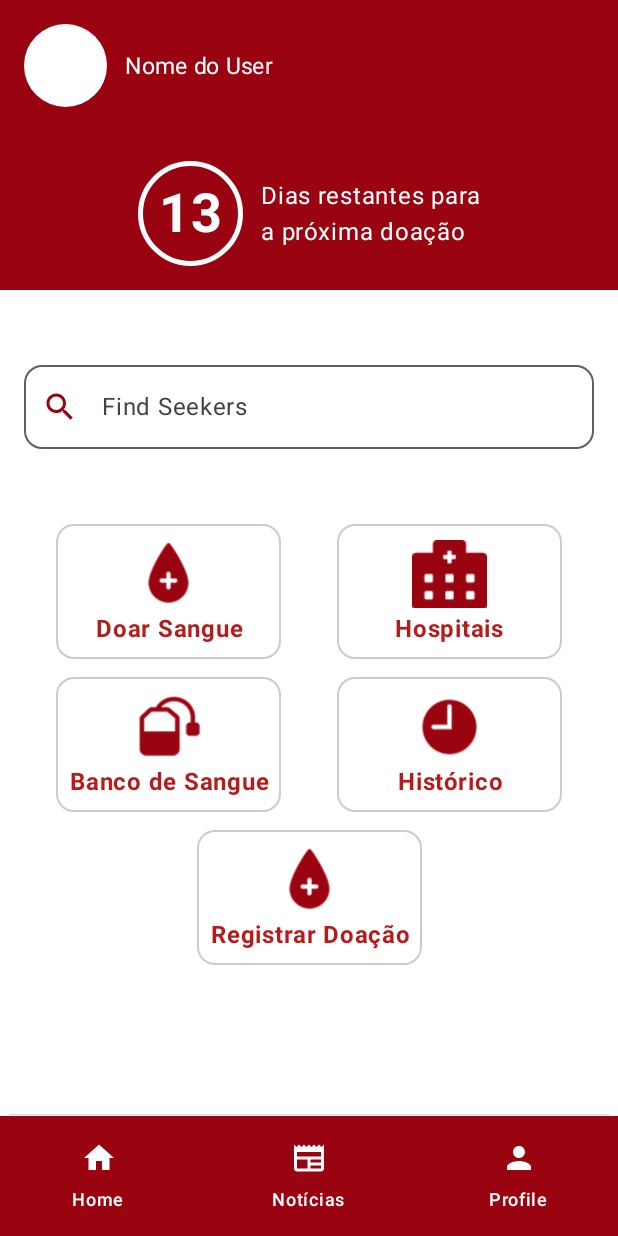
After one commit to D4NIELT0RRES/mobile_DOEVIDA, an Android app built with Jetpack Compose: the TelaHome screen opened through its navigation route, on a phone screen of 412 x 824 dp. The commit adds this screen. Run offline under Robolectric (Android 15) with nearby library versions, the phone set to English and light mode, and no system bars.

```diff
--- a/app/src/main/java/com/example/doevida/MainActivity.kt
+++ b/app/src/main/java/com/example/doevida/MainActivity.kt
@@ -8,6 +8,8 @@
  import androidx.navigation.compose.NavHost
  import androidx.navigation.compose.composable
  import androidx.navigation.compose.rememberNavController
+ import com.example.doevida.screen.TelaCadastro
+ import com.example.doevida.screen.TelaHome
  import com.example.doevida.screen.TelaInicial
  import com.example.doevida.screen.TelaLogin
  import com.example.doevida.ui.theme.DoevidaTheme
@@ -39,5 +41,11 @@ class MainActivity : ComponentActivity() {
          composable("tela_login") {
              TelaLogin(navController)
          }
+         composable("tela_cadastro") {
+             TelaCadastro(navController)
+         }
+         composable("tela_home") {
+             TelaHome(navController)
+         }
      }
  }
--- /dev/null
+++ b/app/src/main/java/com/example/doevida/model/Login.kt
@@ -0,0 +1,5 @@
+package com.example.doevida.model
+
+//data class Login(
+//
+//)
--- a/app/src/main/java/com/example/doevida/screen/TelaCadastro.kt
+++ b/app/src/main/java/com/example/doevida/screen/TelaCadastro.kt
@@ -22,6 +22,7 @@ import androidx.compose.ui.graphics.Color
 import androidx.compose.ui.platform.LocalContext
 import androidx.compose.ui.res.painterResource
 import androidx.compose.ui.text.font.FontWeight
+import androidx.compose.ui.text.input.PasswordVisualTransformation
 import androidx.compose.ui.text.style.TextAlign
 import androidx.compose.ui.tooling.preview.Preview
 import androidx.compose.ui.unit.dp
@@ -59,7 +60,7 @@ fun TelaCadastro(navController: NavController) {
     fun validarCadastro(): Boolean {
         isNomeError = when {
             nomeCompleto.value.isBlank() -> "Campo obrigatório"
-            nomeCompleto.value.length < 2 -> "Nome deve ter pelo menos 2 letras"
+            nomeCompleto.value.length < 2 -> "Nome deve ser completo"
             else -> null
         }
         isEmailError = when {
@@ -122,6 +123,7 @@ fun TelaCadastro(navController: NavController) {
                     .padding(horizontal = 1.dp),
                 horizontalAlignment = Alignment.CenterHorizontally
             ) {
+                //Nome
                 Column {
                     Text(
                         text = "Nome Completo",
@@ -220,6 +222,7 @@ fun TelaCadastro(navController: NavController) {
                             .fillMaxWidth()
                             .background(Color(0xFF990410), shape = RoundedCornerShape(8.dp)),
                         shape = RoundedCornerShape(8.dp),
+                        visualTransformation = PasswordVisualTransformation(),
                         colors = OutlinedTextFieldDefaults.colors(
                             focusedBorderColor = Color.White,
                             unfocusedBorderColor = Color.White,
@@ -257,6 +260,7 @@ fun TelaCadastro(navController: NavController) {
                             .fillMaxWidth()
                             .background(Color(0xFF990410), shape = RoundedCornerShape(8.dp)),
                         shape = RoundedCornerShape(8.dp),
+                        visualTransformation = PasswordVisualTransformation(),
                         colors = OutlinedTextFieldDefaults.colors(
                             focusedBorderColor = Color.White,
                             unfocusedBorderColor = Color.White,
@@ -295,6 +299,10 @@ fun TelaCadastro(navController: NavController) {
                                                "Cadastro realizado com sucesso!",
                                                Toast.LENGTH_LONG
                                            ).show()
+                                           navController.navigate(route = "tela_home"){
+                                               //evita voltar p tela cadastro
+                                               popUpTo("tela_cadastro") { inclusive = true }
+                                           }
                                        }
 
                                    } catch (e: Exception) {
--- /dev/null
+++ b/app/src/main/java/com/example/doevida/screen/TelaHome.kt
@@ -0,0 +1,313 @@
+package com.example.doevida.screen
+
+
+import androidx.compose.foundation.BorderStroke
+import androidx.compose.foundation.Image
+import androidx.compose.foundation.background
+import androidx.compose.foundation.border
+import androidx.compose.foundation.clickable
+import androidx.compose.foundation.layout.*
+import androidx.compose.foundation.shape.CircleShape
+import androidx.compose.foundation.shape.RoundedCornerShape
+import androidx.compose.material.icons.Icons
+import androidx.compose.material.icons.filled.Home
+import androidx.compose.material.icons.filled.List
+import androidx.compose.material.icons.filled.Person
+import androidx.compose.material.icons.filled.Search
+import androidx.compose.material3.*
+import androidx.compose.runtime.Composable
+import androidx.compose.ui.Alignment
+import androidx.compose.ui.Modifier
+import androidx.compose.ui.draw.clip
+import androidx.compose.ui.graphics.Color
+import androidx.compose.ui.res.painterResource
+import androidx.compose.ui.text.font.FontWeight
+import androidx.compose.ui.text.style.TextAlign
+import androidx.compose.material.icons.filled.Newspaper
+import androidx.compose.ui.unit.dp
+import androidx.compose.ui.unit.sp
+import androidx.navigation.NavController
+import androidx.navigation.compose.rememberNavController
+import com.example.doevida.R
+import androidx.compose.ui.tooling.preview.Preview
+
+
+@Composable
+fun TelaHome(navController: NavController) {
+
+    var navController = rememberNavController()
+
+    Scaffold(
+        bottomBar = {
+            NavigationBar {
+                //mudar a cor
+                NavigationBarItem(
+                    selected = true,
+                    onClick = {},
+                    icon = {Icon(Icons.Default.Home,
+                        contentDescription = "Home")},
+                    label = {Text("Home")}
+                )
+                NavigationBarItem(
+                    selected = false,
+                    onClick = { },
+                    icon = {Icon(Icons.Default.List,
+                        contentDescription = "Notícias")},
+                    label = {Text("Notícias")}
+                )
+                NavigationBarItem(
+                    selected = false,
+                    onClick = {},
+                    icon = {Icon(Icons.Default.Person,
+                        contentDescription = "Profile")},
+                    label = { Text("Profile")}
+                )
+            }
+            BarraDeNavegacao(navController)
+        }
+    ) { paddingValues ->
+        Column(
+            modifier = Modifier
+                .fillMaxSize()
+                .background(Color.White)
+                .padding(paddingValues)
+        ) {
+            Column(
+                modifier = Modifier
+                    .fillMaxSize()
+                    .background(Color.White)
+            ) {
+                Box(
+                    modifier = Modifier
+                        .fillMaxWidth()
+                        .background(Color(0xFF990410))
+                        .padding(16.dp)
+                ) {
+                    Column {
+                        Row(
+                            verticalAlignment = Alignment.CenterVertically
+                        ) {
+                            Box(
+                                modifier = Modifier
+                                    .size(55.dp)
+                                    .clip(CircleShape)
+                                    .background(Color.White)
+                            )
+
+                            Spacer(modifier = Modifier.width(12.dp))
+
+                            Text(
+                                text = "Nome do User",
+                                color = Color.White,
+                                fontSize = 15.sp
+                            )
+                        }
+
+                        Spacer(modifier = Modifier.height(20.dp))
+
+                        Row(
+                            verticalAlignment = Alignment.CenterVertically,
+                            horizontalArrangement = Arrangement.SpaceBetween,
+                            modifier = Modifier.fillMaxWidth()
+                        ) {
+                            //botão de quantos dias faltam para a próxima doação
+                            Box(
+                                modifier = Modifier
+                                    .fillMaxWidth()
+                                    .padding(top = 16.dp),
+                                contentAlignment = Alignment.Center
+                            ) {
+                                Row(
+                                    verticalAlignment = Alignment.CenterVertically,
+                                    horizontalArrangement = Arrangement.spacedBy(12.dp) //espaço entre eles
+                                ) {
+                                    Box(
+                                        modifier = Modifier
+                                            .size(70.dp)
+                                            .border(
+                                                width = 3.dp,
+                                                color = Color.White,
+                                                shape = CircleShape
+                                            )
+                                            .clip(CircleShape),
+                                        contentAlignment = Alignment.Center
+                                    ) {
+                                        //mudar depois
+                                        Text(
+                                            text = "13",
+                                            color = Color.White,
+                                            fontSize = 36.sp,
+                                            fontWeight = FontWeight.Bold
+                                        )
+                                    }
+                                    Text(
+                                        text = "Dias restantes para\na próxima doação",
+                                        color = Color.White,
+                                        fontSize = 16.sp
+                                    )
+                                }
+                            }
+                        }
+                    }
+                }
+
+                Spacer(modifier = Modifier.height(50.dp))
+
+                //barra de pesquisa
+                OutlinedTextField(
+                    value = "",
+                    onValueChange = {},
+                    placeholder = { Text("Find Seekers") },
+                    leadingIcon = {
+                        Icon(
+                            imageVector = Icons.Default.Search,
+                            contentDescription = "Search",
+                            tint = Color(0xFF990410)
+                        )
+                    },
+                    shape = RoundedCornerShape(12.dp),
+                    modifier = Modifier
+                        .fillMaxWidth()
+                        .padding(horizontal = 16.dp)
+                )
+
+
+                Spacer(modifier = Modifier.height(50.dp))
+
+                Column(
+                    modifier = Modifier.fillMaxWidth(),
+                    verticalArrangement = Arrangement.spacedBy(12.dp),
+                    horizontalAlignment = Alignment.CenterHorizontally
+                ) {
+                    Row(
+                        modifier = Modifier.fillMaxWidth(),
+                        horizontalArrangement = Arrangement.SpaceEvenly
+                    ) {
+                        CardButton("Doar Sangue", R.drawable.doarsangue)
+                        CardButton("Hospitais", R.drawable.hospitais)
+                    }
+                    Row(
+                        modifier = Modifier.fillMaxWidth(),
+                        horizontalArrangement = Arrangement.SpaceEvenly
+                    ) {
+                        CardButton("Banco de Sangue", R.drawable.bancodesangue)
+                        CardButton("Histórico", R.drawable.historicos)
+                    }
+                    CardButton("Registrar Doação", R.drawable.doarsangue)
+                }
+
+                Spacer(modifier = Modifier.weight(1f))
+
+                HorizontalDivider(
+                    modifier = Modifier
+                        .padding(
+                            top = 10.dp,
+                            start = 6.dp,
+                            end = 6.dp
+                        ),
+                    color = Color(0xFFD9D9D9)
+                )
+            }
+        }
+    }
+}
+//-------------------------------------
+@Composable
+fun CardButton(text: String, imageRes: Int) {
+    Card(
+        modifier = Modifier
+            .size(width = 150.dp, height = 90.dp)
+            .clickable { /* ação do botão */ },
+        shape = RoundedCornerShape(12.dp),
+        colors = CardDefaults.cardColors(containerColor = Color.White),
+        border = BorderStroke(1.dp, Color.LightGray)
+    ) {
+        Column(
+            modifier = Modifier.fillMaxSize(),
+            verticalArrangement = Arrangement.Center,
+            horizontalAlignment = Alignment.CenterHorizontally
+        ) {
+            Image(
+                painter = painterResource(id = imageRes),
+                contentDescription = text,
+                modifier = Modifier.size(50.dp)
+            )
+
+            Text(
+                text = text,
+                color = Color(0xFFB71C1C),
+                fontWeight = FontWeight.Bold,
+                textAlign = TextAlign.Center
+            )
+        }
+    }
+}
+//-------------------------------------
+@Composable
+fun BarraDeNavegacao(navController: NavController?) {
+    NavigationBar(
+        containerColor = Color(0xFF990410) //mudar a cor
+    ) {
+        NavigationBarItem(
+            selected = false,
+            onClick = { navController!!.navigate(route = "tela_home") },
+            icon = {
+                Icon(
+                    imageVector = Icons.Default.Home,
+                    contentDescription = "Home",
+                    tint = MaterialTheme.colorScheme.onPrimary
+                )
+            },
+            label = {
+                Text(
+                    text = "Home",
+                    color = MaterialTheme.colorScheme.onPrimary
+                )
+            }
+        )
+        NavigationBarItem(
+            selected = false,
+            onClick = { //arrumar depois
+            },
+            icon = {
+                Icon(
+                    imageVector = Icons.Default.Newspaper,
+                    contentDescription = "Notícias",
+                    tint = MaterialTheme.colorScheme.onPrimary
+                )
+            },
+            label = {
+                Text(
+                    text = "Notícias",
+                    color = MaterialTheme.colorScheme.onPrimary
+                )
+            }
+        )
+        NavigationBarItem(
+            selected = false,
+            onClick = {
+                // arrumar depois
+            },
+            icon = {
+                Icon(
+                    imageVector = Icons.Default.Person,
+                    contentDescription = "Profile",
+                    tint = MaterialTheme.colorScheme.onPrimary
+                )
+            },
+            label = {
+                Text(
+                    text = "Profile",
+                    color = MaterialTheme.colorScheme.onPrimary
+                )
+            }
+        )
+    }
+}
+
+@Preview(showBackground = true)
+@Composable
+private fun TelaHomePreview() {
+    val navController = rememberNavController()
+    TelaHome(navController = navController)
+}
--- a/app/src/main/java/com/example/doevida/screen/TelaInicial.kt
+++ b/app/src/main/java/com/example/doevida/screen/TelaInicial.kt
@@ -97,7 +97,7 @@ fun TelaInicial(navController: NavController) {
             Spacer(modifier = Modifier.height(16.dp))
 
             OutlinedButton(
-                onClick = { /* Navegação para tela de cadastro */ },
+                onClick = { navController.navigate(route = "tela_cadastro") },
                 border = BorderStroke(2.dp, Color(0xFF990410)),
                 shape = RoundedCornerShape(8.dp),
                 modifier = Modifier
--- a/app/src/main/java/com/example/doevida/service/RetrofitFactory.kt
+++ b/app/src/main/java/com/example/doevida/service/RetrofitFactory.kt
@@ -5,7 +5,7 @@ import retrofit2.converter.gson.GsonConverterFactory
 
 class RetrofitFactory {
 
-    private val BASE_URL = "http://10.107.134.38.3:8080/" //link da api
+    private val BASE_URL = "http://10.107.144.3:8080/" //link da api
 
     private val retrofitFactory = Retrofit
         .Builder()
--- a/app/src/main/java/com/example/doevida/service/UserService.kt
+++ b/app/src/main/java/com/example/doevida/service/UserService.kt
@@ -9,7 +9,7 @@ import retrofit2.http.POST
 interface UserService {
 
     @Headers("Content-Type: application/json")
-    @POST("/v1/doevida/usuario")
+    @POST("v1/doevida/usuario")
     fun insert(@Body user: Cadastro): Call<Cadastro>
 
 }
```
Also changed, not shown: app/build.gradle.kts (+14 -12 lines), gradle/libs.versions.toml (+6 -3 lines), settings.gradle.kts (+2 -7 lines), app/src/main/res/drawable/bancodesangue.png (added), app/src/main/res/drawable/doarsangue.png (added), app/src/main/res/drawable/historicos.png (added), app/src/main/res/drawable/hospitais.png (added), app/src/main/res/drawable/registrardoacao.png (added), gradle/wrapper/gradle-wrapper.properties.
